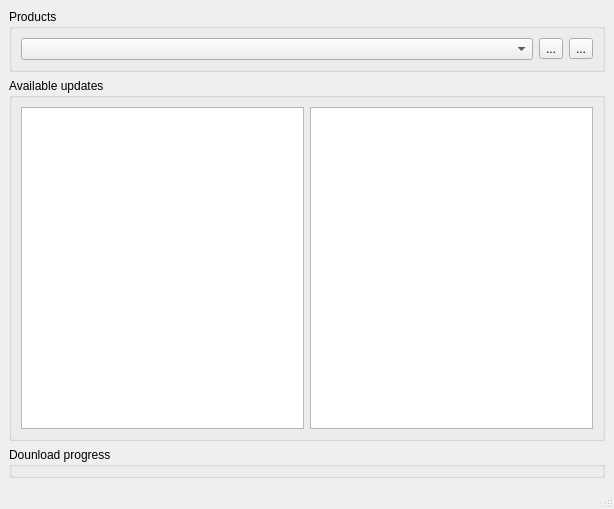
First picture: the form in src/gui/mainwindow.ui, repository panter-dsd/UniversalUpdater, before the edit.
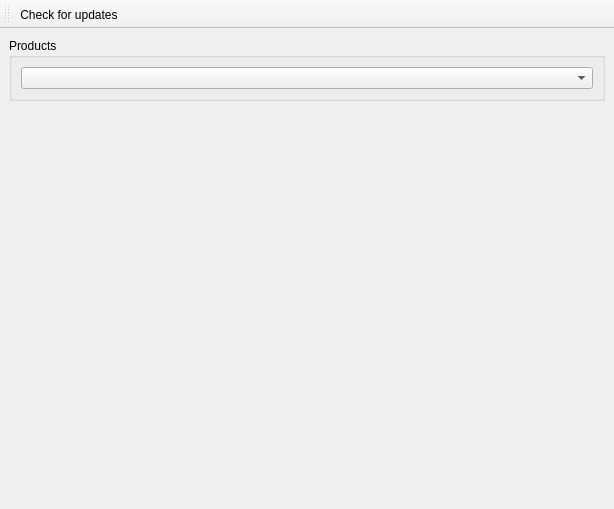
Second picture: the form after the edit.

Diff of the .ui file:
```diff
--- a/src/gui/mainwindow.ui
+++ b/src/gui/mainwindow.ui
@@ -17,55 +17,39 @@
    <layout class="QVBoxLayout" name="verticalLayout_2">
     <item>
      <widget class="QGroupBox" name="groupBox_3">
+      <property name="sizePolicy">
+       <sizepolicy hsizetype="Preferred" vsizetype="Fixed">
+        <horstretch>0</horstretch>
+        <verstretch>0</verstretch>
+       </sizepolicy>
+      </property>
       <property name="title">
        <string>Products</string>
       </property>
-      <layout class="QHBoxLayout" name="horizontalLayout_2">
-       <item>
-        <widget class="QComboBox" name="productBox"/>
-       </item>
-       <item>
-        <widget class="QToolButton" name="toolButton">
-         <property name="text">
-          <string>...</string>
-         </property>
-        </widget>
-       </item>
-       <item>
-        <widget class="QToolButton" name="toolButton_2">
-         <property name="text">
-          <string>...</string>
-         </property>
-        </widget>
-       </item>
-      </layout>
-     </widget>
-    </item>
-    <item>
-     <widget class="QGroupBox" name="groupBox">
-      <property name="title">
-       <string>Available updates</string>
-      </property>
       <layout class="QHBoxLayout" name="horizontalLayout">
        <item>
-        <widget class="QListWidget" name="updatesList"/>
-       </item>
-       <item>
-        <widget class="QTextEdit" name="updateDescription"/>
+        <widget class="QComboBox" name="productBox"/>
        </item>
       </layout>
      </widget>
     </item>
     <item>
-     <widget class="QGroupBox" name="groupBox_2">
-      <property name="title">
-       <string>Dounload progress</string>
-      </property>
-     </widget>
+     <widget class="QStackedWidget" name="updaterWidgets"/>
     </item>
    </layout>
   </widget>
-  <widget class="QStatusBar" name="statusbar"/>
+  <widget class="QToolBar" name="toolBar">
+   <property name="windowTitle">
+    <string>toolBar</string>
+   </property>
+   <attribute name="toolBarArea">
+    <enum>TopToolBarArea</enum>
+   </attribute>
+   <attribute name="toolBarBreak">
+    <bool>false</bool>
+   </attribute>
+   <addaction name="actionCheckForUpdates"/>
+  </widget>
   <action name="actionCheckForUpdates">
    <property name="text">
     <string>Check for updates</string>
```
Left out of the diff: 2 changed lines with no effect on the pictures.
